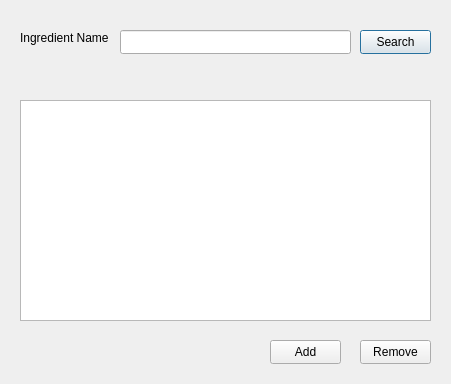
Above: ingredient.ui from khooinguyeen/FoodManagementSystem before the change. Below: the same form after it.
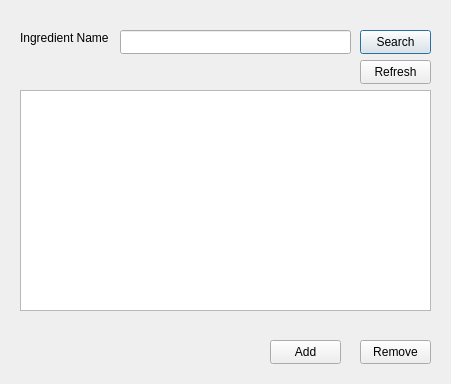
That is the form after the change.

Commit message: fix: fixed refresh bug in Ingredient and Recipe

Patch:
```diff
--- a/ingredient.ui
+++ b/ingredient.ui
@@ -53,7 +53,7 @@
    <property name="geometry">
     <rect>
      <x>20</x>
-     <y>100</y>
+     <y>90</y>
      <width>411</width>
      <height>221</height>
     </rect>
@@ -94,6 +94,19 @@
     <string>Remove</string>
    </property>
   </widget>
+  <widget class="QPushButton" name="btnRefresh">
+   <property name="geometry">
+    <rect>
+     <x>360</x>
+     <y>60</y>
+     <width>71</width>
+     <height>24</height>
+    </rect>
+   </property>
+   <property name="text">
+    <string>Refresh</string>
+   </property>
+  </widget>
  </widget>
  <resources/>
  <connections/>
```
The commit also changes 14 other files.
